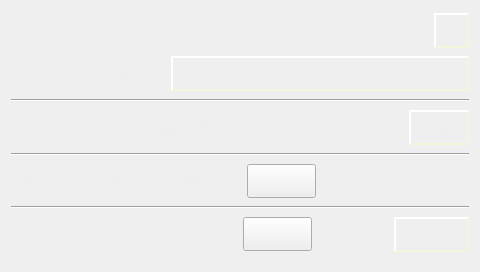
This is projects/gui/ui/settings.ui in dongvua90/cuteChess as Qt 5 draws it before an edit. The edited form follows.
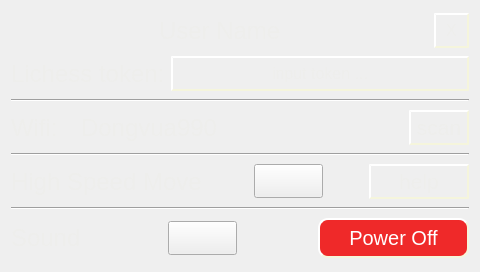
This is the edited form. Icons and pictures are not drawn.

The edit to the form file:
```diff
--- a/projects/gui/ui/settings.ui
+++ b/projects/gui/ui/settings.ui
@@ -628,7 +628,7 @@
     </widget>
    </item>
    <item>
-    <layout class="QHBoxLayout" name="horizontalLayout_4" stretch="3,1,2">
+    <layout class="QHBoxLayout" name="horizontalLayout_4" stretch="2,1,0,1">
      <item>
       <widget class="QLabel" name="labelSpeedMode">
        <property name="palette">
@@ -722,6 +722,82 @@
        </property>
       </spacer>
      </item>
+     <item>
+      <widget class="QPushButton" name="btn_help">
+       <property name="minimumSize">
+        <size>
+         <width>35</width>
+         <height>35</height>
+        </size>
+       </property>
+       <property name="maximumSize">
+        <size>
+         <width>100</width>
+         <height>35</height>
+        </size>
+       </property>
+       <property name="palette">
+        <palette>
+         <active>
+          <colorrole role="ButtonText">
+           <brush brushstyle="SolidPattern">
+            <color alpha="255">
+             <red>238</red>
+             <green>238</green>
+             <blue>236</blue>
+            </color>
+           </brush>
+          </colorrole>
+         </active>
+         <inactive>
+          <colorrole role="ButtonText">
+           <brush brushstyle="SolidPattern">
+            <color alpha="255">
+             <red>238</red>
+             <green>238</green>
+             <blue>236</blue>
+            </color>
+           </brush>
+          </colorrole>
+         </inactive>
+         <disabled>
+          <colorrole role="ButtonText">
+           <brush brushstyle="SolidPattern">
+            <color alpha="255">
+             <red>190</red>
+             <green>190</green>
+             <blue>190</blue>
+            </color>
+           </brush>
+          </colorrole>
+         </disabled>
+        </palette>
+       </property>
+       <property name="font">
+        <font>
+         <pointsize>16</pointsize>
+        </font>
+       </property>
+       <property name="styleSheet">
+        <string notr="true">#btn_help{
+background-color: transparent;
+background: none;
+border-style: outset;
+border-width: 2px;
+border-color: beige;
+background-repeat: none;
+}
+#btn_help:pressed
+{
+	background-color: rgba(252, 3, 3, 155);
+	border-color: rgb(186, 189, 182);
+}</string>
+       </property>
+       <property name="text">
+        <string>help</string>
+       </property>
+      </widget>
+     </item>
     </layout>
    </item>
    <item>
@@ -732,7 +808,7 @@
     </widget>
    </item>
    <item>
-    <layout class="QHBoxLayout" name="horizontalLayout_5" stretch="3,1,1,1">
+    <layout class="QHBoxLayout" name="horizontalLayout_5" stretch="2,1,1,2">
      <item>
       <widget class="QLabel" name="label">
        <property name="palette">
@@ -827,78 +903,24 @@
       </spacer>
      </item>
      <item>
-      <widget class="QPushButton" name="btn_help">
+      <widget class="QPushButton" name="btn_poweroff">
        <property name="minimumSize">
         <size>
-         <width>35</width>
-         <height>35</height>
+         <width>0</width>
+         <height>40</height>
         </size>
        </property>
-       <property name="maximumSize">
-        <size>
-         <width>100</width>
-         <height>35</height>
-        </size>
-       </property>
-       <property name="palette">
-        <palette>
-         <active>
-          <colorrole role="ButtonText">
-           <brush brushstyle="SolidPattern">
-            <color alpha="255">
-             <red>238</red>
-             <green>238</green>
-             <blue>236</blue>
-            </color>
-           </brush>
-          </colorrole>
-         </active>
-         <inactive>
-          <colorrole role="ButtonText">
-           <brush brushstyle="SolidPattern">
-            <color alpha="255">
-             <red>238</red>
-             <green>238</green>
-             <blue>236</blue>
-            </color>
-           </brush>
-          </colorrole>
-         </inactive>
-         <disabled>
-          <colorrole role="ButtonText">
-           <brush brushstyle="SolidPattern">
-            <color alpha="255">
-             <red>190</red>
-             <green>190</green>
-             <blue>190</blue>
-            </color>
-           </brush>
-          </colorrole>
-         </disabled>
-        </palette>
-       </property>
-       <property name="font">
-        <font>
-         <pointsize>16</pointsize>
-        </font>
-       </property>
        <property name="styleSheet">
-        <string notr="true">#btn_help{
-background-color: transparent;
-background: none;
+        <string notr="true">background-color: rgb(239, 41, 41);
 border-style: outset;
 border-width: 2px;
 border-color: beige;
-background-repeat: none;
-}
-#btn_help:pressed
-{
-	background-color: rgba(252, 3, 3, 155);
-	border-color: rgb(186, 189, 182);
-}</string>
+border-radius: 10px;
+font-size:20px;
+color: white;</string>
        </property>
        <property name="text">
-        <string>help</string>
+        <string>Power Off</string>
        </property>
       </widget>
      </item>
```
Left out of the diff: 13 changed lines with no effect on the pictures.
